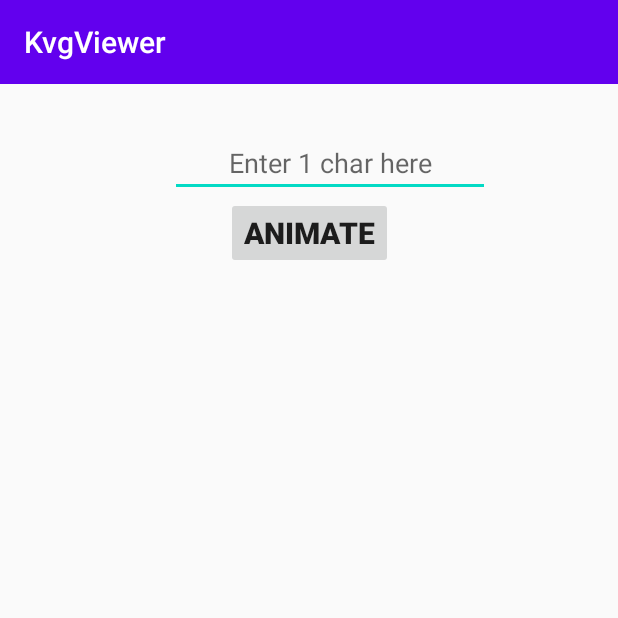
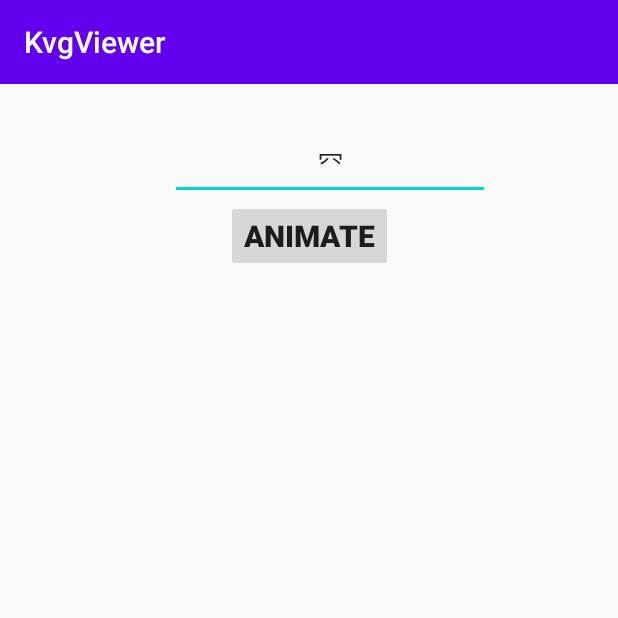
Before and after one commit to bebop-001/KvgAnimatedView, an Android app: the screen it shows after launch (MainActivity), on a phone screen of 412 x 824 dp, the top half of it. Run offline under Robolectric (Android 15) with nearby library versions, the phone set to English and light mode, and no system bars.

Commit message:
add default char for debug.

```diff
--- a/app/src/main/res/layout/activity_main.xml
+++ b/app/src/main/res/layout/activity_main.xml
@@ -29,6 +29,7 @@
         android:layout_marginTop="30dp"
         android:ems="10"
         android:gravity="center|center_horizontal|center_vertical"
+        android:text="㓁"
         android:hint="Enter 1 char here"
         android:inputType=""
         app:layout_constraintHorizontal_bias="0.572"
```
